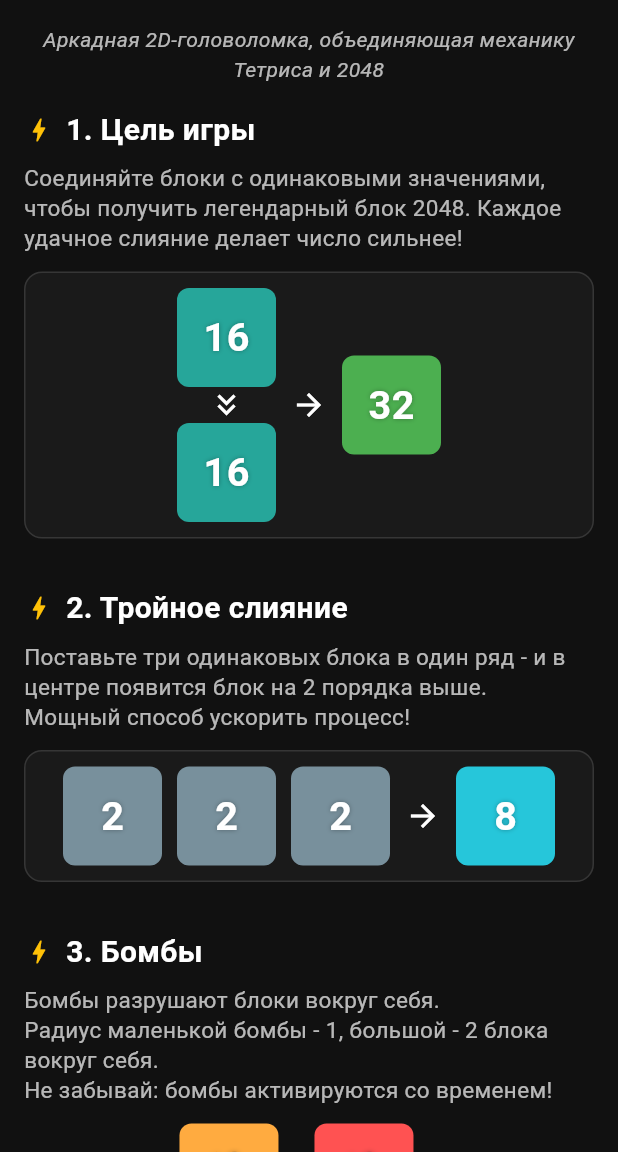
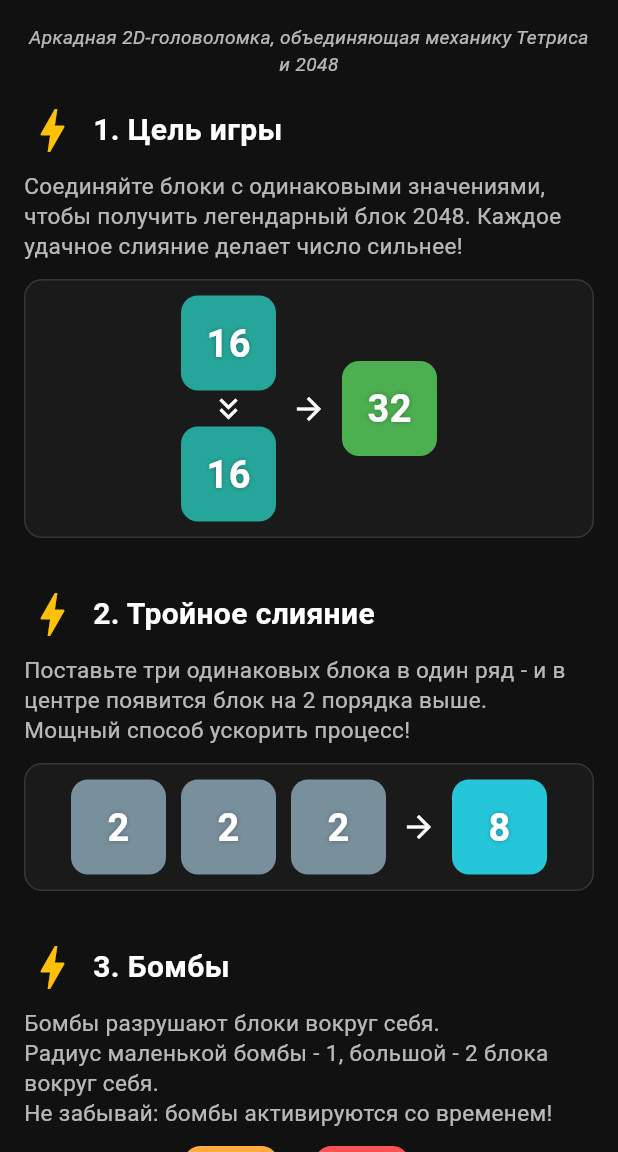
Before and after one commit to Sokolov1111/fallingfussion, a Flutter app: the RulesScreen screen opened directly, on a phone screen of 412 x 824 dp, the part 84-1236 px from its top. Run offline on Flutter 3.47's test engine with Material 3 defaults, Android fonts, the phone set to English and light mode, and no system bars; our stand-ins replace flutter_riverpod.

Commit message:
feat: added adaptation to different screen sizes

```diff
--- a/lib/logic/controllers/game_controller.dart
+++ b/lib/logic/controllers/game_controller.dart
@@ -1,6 +1,5 @@
 import 'dart:async';
 import 'dart:math';
-
 import 'package:fallingfusion/core/constants/game_config.dart';
 import 'package:fallingfusion/core/enums/block_type.dart';
 import 'package:fallingfusion/data/models/block.dart';
@@ -44,7 +43,7 @@ class GameController extends StateNotifier<GameState> {
   void _startGameLoop() {
     _timer?.cancel();
     _timer = Timer.periodic(tickDuration, (_) {
-      if (!state.isGameOver && !isPaused) {
+      if (!state.isGameOver && !isPaused && !state.isVictory) {
         _dropTick();
       }
     });
@@ -55,7 +54,7 @@ class GameController extends StateNotifier<GameState> {
     _timer = Timer.periodic(
         tickDuration,
         (_) {
-          if (!state.isGameOver && !isPaused) {
+          if (!state.isGameOver && !isPaused && !state.isVictory) {
             _dropTick();
           }
         }
--- a/lib/ui/screens/game_screen.dart
+++ b/lib/ui/screens/game_screen.dart
@@ -184,7 +184,7 @@ class _GameScreenState extends ConsumerState<GameScreen> {
                             style: const TextStyle(
                               color: Colors.white,
                               fontWeight: FontWeight.bold,
-                              fontSize: 16,
+                              fontSize: 12,
                             ),
                           ),
                         ),
--- a/lib/ui/screens/rules_screen.dart
+++ b/lib/ui/screens/rules_screen.dart
@@ -1,3 +1,4 @@
+import 'dart:math';
 import 'package:fallingfusion/core/constants/rules_texts.dart';
 import 'package:fallingfusion/core/enums/block_type.dart';
 import 'package:fallingfusion/data/models/block.dart';
@@ -19,6 +20,10 @@ class _RulesScreenState extends State<RulesScreen> {
 
   @override
   Widget build(BuildContext context) {
+    final double maxWidth = MediaQuery.of(context).size.width - 32;
+    final double cellSize = min(maxWidth / 6, 66);
+    final double iconSize = cellSize * 0.6;
+
     return Scaffold(
       backgroundColor: const Color(0xFF111111),
       appBar: AppBar(
@@ -58,16 +63,16 @@ class _RulesScreenState extends State<RulesScreen> {
               textAlign: TextAlign.center,
               style: TextStyle(
                 color: Colors.white70,
-                fontSize: 14,
+                fontSize: max(12, cellSize * 0.2),
                 fontStyle: FontStyle.italic,
               ),
             ),
             const SizedBox(height: 16),
-            _section(texts.section1Title, texts.section1Text, _mergeExample()),
+            _section(texts.section1Title, texts.section1Text, _mergeExample(cellSize), iconSize),
             const SizedBox(height: 32),
-            _section(texts.section2Title, texts.section2Text, _tripleMergeExample()),
+            _section(texts.section2Title, texts.section2Text, _tripleMergeExample(cellSize), iconSize),
             const SizedBox(height: 32),
-            _section(texts.section3Title, texts.section3Text, _bombExample()),
+            _section(texts.section3Title, texts.section3Text, _bombExample(cellSize), iconSize),
             const SizedBox(height: 50),
           ],
         ),
@@ -75,11 +80,11 @@ class _RulesScreenState extends State<RulesScreen> {
     );
   }
 
-  Widget _section(String title, String text, Widget example) {
+  Widget _section(String title, String text, Widget example, double iconSize) {
     return Column(
       crossAxisAlignment: CrossAxisAlignment.start,
       children: [
-        _sectionTitle(title),
+        _sectionTitle(title, iconSize),
         const SizedBox(height: 8,),
         _sectionText(text),
         const SizedBox(height: 12,),
@@ -88,10 +93,10 @@ class _RulesScreenState extends State<RulesScreen> {
     );
   }
 
-  Widget _sectionTitle(String text) {
+  Widget _sectionTitle(String text, double iconSize) {
     return Row(
       children: [
-        const Icon(Icons.bolt, color: Colors.amber, size: 20),
+        Icon(Icons.bolt, color: Colors.amber, size: iconSize),
         const SizedBox(width: 8),
         Text(
           text,
@@ -112,7 +117,7 @@ class _RulesScreenState extends State<RulesScreen> {
     );
   }
 
-  Widget _mergeExample() {
+  Widget _mergeExample(double cellSize) {
     final blockA = Block(
       value: 16,
       type: BlockType.normal,
@@ -132,20 +137,20 @@ class _RulesScreenState extends State<RulesScreen> {
     return _exampleRow([
       Column(
         children: [
-          BlockWidget(block: blockA),
+          BlockWidget(block: blockA, cellSize: cellSize,),
           const Icon(
             Icons.keyboard_double_arrow_down_sharp,
             color: Colors.white,
           ),
-          BlockWidget(block: blockB),
+          BlockWidget(block: blockB, cellSize: cellSize,),
         ],
       ),
       const Icon(Icons.arrow_forward, color: Colors.white),
-      BlockWidget(block: result),
+      BlockWidget(block: result, cellSize: cellSize,),
     ]);
   }
 
-  Widget _tripleMergeExample() {
+  Widget _tripleMergeExample(double cellSize) {
     final b1 = Block(
       value: 2,
       type: BlockType.normal,
@@ -168,15 +173,15 @@ class _RulesScreenState extends State<RulesScreen> {
     );
 
     return _exampleRow([
-      BlockWidget(block: b1),
-      BlockWidget(block: b2),
-      BlockWidget(block: b3),
+      BlockWidget(block: b1, cellSize: cellSize,),
+      BlockWidget(block: b2, cellSize: cellSize,),
+      BlockWidget(block: b3, cellSize: cellSize,),
       const Icon(Icons.arrow_forward, color: Colors.white),
-      BlockWidget(block: res),
+      BlockWidget(block: res, cellSize: cellSize,),
     ]);
   }
 
-  Widget _bombExample() {
+  Widget _bombExample(double cellSize) {
     final b1 = Block(
       value: 2,
       type: BlockType.bombSmall,
@@ -193,9 +198,9 @@ class _RulesScreenState extends State<RulesScreen> {
         Text(texts.bombSmallLabel, style: TextStyle(fontWeight: FontWeight.bold),),
         const Icon(Icons.keyboard_double_arrow_right_outlined, color: Colors.white),
         const SizedBox(width: 4,),
-        BlockWidget(block: b1),
+        BlockWidget(block: b1, cellSize: cellSize,),
         const SizedBox(width: 24),
-        BlockWidget(block: b2),
+        BlockWidget(block: b2, cellSize: cellSize,),
         const SizedBox(width: 4),
         const Icon(Icons.keyboard_double_arrow_left_outlined, color: Colors.white),
         Text(texts.bombLargeLabel, style: TextStyle(fontWeight: FontWeight.bold),),
--- a/lib/ui/widgets/block_widget.dart
+++ b/lib/ui/widgets/block_widget.dart
@@ -1,16 +1,15 @@
-import 'package:fallingfusion/core/constants/game_config.dart';
 import 'package:flutter/material.dart';
 import 'package:fallingfusion/data/models/block.dart';
 import 'package:fallingfusion/core/enums/block_type.dart';
 
 class BlockWidget extends StatelessWidget {
   final Block block;
+  final double cellSize;
 
-  const BlockWidget({super.key, required this.block});
+  const BlockWidget({super.key, required this.block, required this.cellSize});
 
   @override
   Widget build(BuildContext context) {
-    final double size = GameConfig.cellSize;
     final Color baseColor = _getBlockColor(block.value, block.type);
     final isTripleMerge = block.value % 8 == 0;
 
@@ -21,41 +20,44 @@ class BlockWidget extends StatelessWidget {
       child: AnimatedContainer(
         duration: const Duration(milliseconds: 500),
         curve: Curves.easeOutCubic,
-        width: size,
-        height: size,
+        width: cellSize,
+        height: cellSize,
         alignment: Alignment.center,
         decoration: BoxDecoration(
           color: block.isMerging
               ? (isTripleMerge ? Colors.purpleAccent : Colors.amberAccent)
               : baseColor,
-          borderRadius: BorderRadius.circular(8),
+          borderRadius: BorderRadius.circular(cellSize * 0.18),
           boxShadow: [
             if (block.isMerging)
               BoxShadow(
                 color: isTripleMerge
                     ? Colors.deepPurple.withOpacity(0.8)
                     : Colors.yellowAccent.withOpacity(0.7),
-                blurRadius: 18,
-                spreadRadius: 4,
+                blurRadius: cellSize * 0.3,
+                spreadRadius: cellSize * 0.06,
               ),
             if (block.isFastDropping)
               BoxShadow(
                 color: baseColor.withOpacity(0.7),
-                blurRadius: 40,
-                spreadRadius: 12,
-                offset: const Offset(0, 18), // тень смещена вниз — как хвост
+                blurRadius: cellSize * 0.6,
+                spreadRadius: cellSize * 0.18,
+                offset: Offset(
+                  0,
+                  cellSize * 0.25,
+                ),
               ),
           ],
         ),
         child: Center(
           child: Text(
-            block.type == BlockType.normal ? block.value.toString() :  '💣',
+            block.type == BlockType.normal ? block.value.toString() : '💣',
             style: TextStyle(
               color: Colors.white,
               fontWeight: FontWeight.bold,
-              fontSize: size * 0.4,
+              fontSize: cellSize * 0.4,
               shadows: [
-                Shadow(color: Colors.black.withOpacity(0.3), blurRadius: 4),
+                Shadow(color: Colors.black.withOpacity(0.3), blurRadius: cellSize * 0.06),
               ],
             ),
           ),
```
Also changed, not shown: lib/core/constants/game_config.dart (+17 -3 lines), lib/ui/widgets/board_grid.dart (+13 -5 lines).
